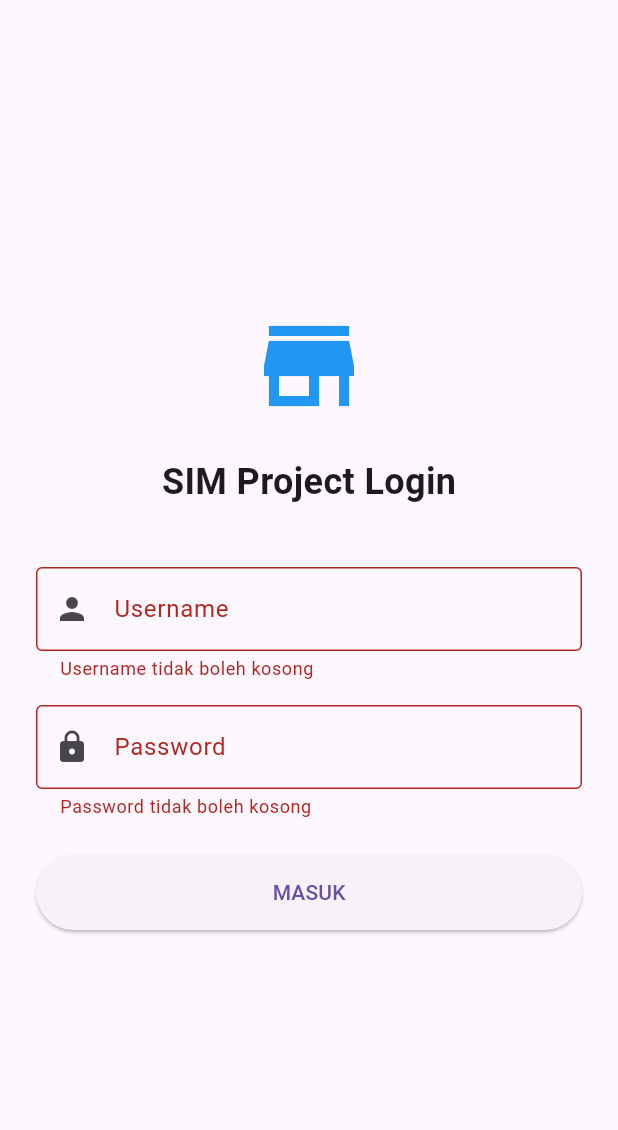
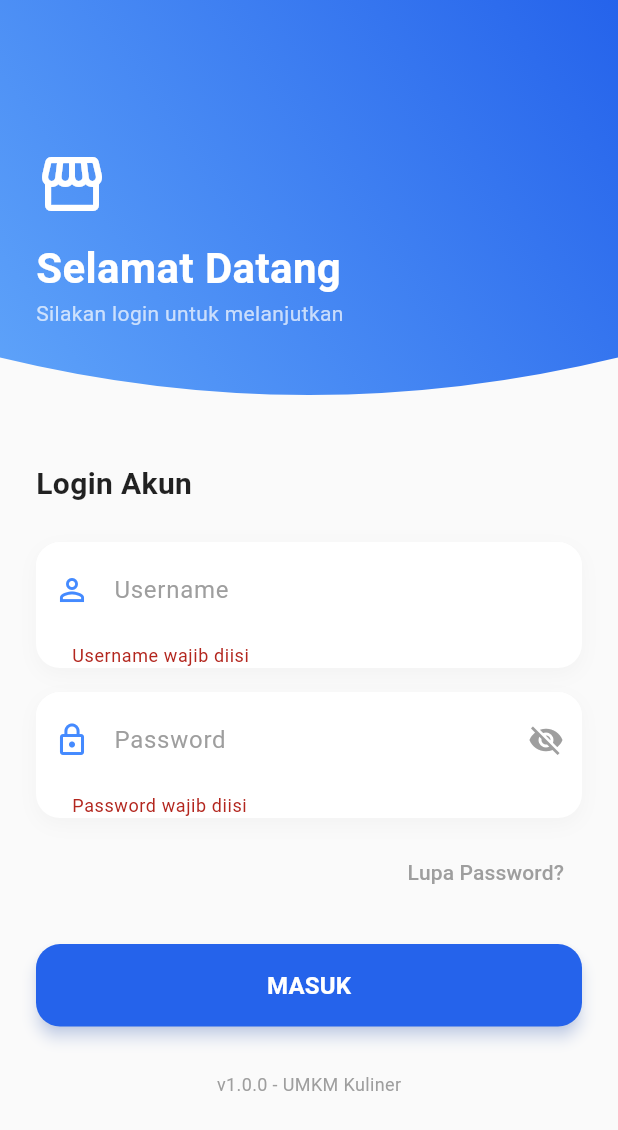
Before and after one commit to Suhardianto-Rimanda/SIMProject-Mobile, a Flutter app: the screen it shows after launch, after a tap on "MASUK", on a phone screen of 412 x 824 dp. Shown: the top 1130 px of the screen. Run offline on Flutter 3.47's test engine with Material 3 defaults, Android fonts, the phone set to English and light mode, and no system bars; our stand-ins replace fl_chart, flutter_dotenv, pdf, printing, shared_preferences; network calls fail.

Commit message:
Auth - Major Update Redesign UI

```diff
--- a/lib/pages/auth/login_page.dart
+++ b/lib/pages/auth/login_page.dart
@@ -13,23 +13,28 @@ class _LoginPageState extends State<LoginPage> {
   final _usernameController = TextEditingController();
   final _passwordController = TextEditingController();
   final _formKey = GlobalKey<FormState>();
+  bool _isPasswordVisible = false;
 
   Future<void> _submitLogin() async {
     if (!_formKey.currentState!.validate()) return;
 
-    final authProvider = Provider.of<AuthProvider>(context, listen: false);
+    // Keyboard dismiss
+    FocusScope.of(context).unfocus();
 
     try {
-      await authProvider.login(
+      await Provider.of<AuthProvider>(context, listen: false).login(
         _usernameController.text,
         _passwordController.text,
       );
-      // Tidak perlu navigasi manual (Navigator.push) di sini
-      // Karena AuthWrapper di main.dart akan mendeteksi perubahan state isAuthenticated
+      // Navigasi ditangani otomatis oleh AuthWrapper via AuthProvider state
     } catch (e) {
       if (!mounted) return;
       ScaffoldMessenger.of(context).showSnackBar(
-        SnackBar(content: Text('Login Gagal: ${e.toString()}')),
+        SnackBar(
+          content: Row(children: [const Icon(Icons.error, color: Colors.white), const SizedBox(width: 8), Expanded(child: Text('Login Gagal: $e'))]),
+          backgroundColor: Colors.red,
+          behavior: SnackBarBehavior.floating,
+        ),
       );
     }
   }
@@ -37,61 +42,191 @@ class _LoginPageState extends State<LoginPage> {
   @override
   Widget build(BuildContext context) {
     final isLoading = Provider.of<AuthProvider>(context).isLoading;
+    final size = MediaQuery.of(context).size;
 
     return Scaffold(
-      body: Center(
-        child: SingleChildScrollView(
-          padding: const EdgeInsets.all(24.0),
+      backgroundColor: Colors.grey[50], // Background bersih
+      body: SingleChildScrollView(
+        child: Column(
+          children: [
+            // --- HEADER SECTION (CURVED BACKGROUND) ---
+            Stack(
+              children: [
+                ClipPath(
+                  clipper: HeaderClipper(),
+                  child: Container(
+                    height: size.height * 0.35,
+                    width: double.infinity,
+                    decoration: const BoxDecoration(
+                      gradient: LinearGradient(
+                        colors: [Color(0xFF2563EB), Color(0xFF60A5FA)], // Biru Modern
+                        begin: Alignment.topRight,
+                        end: Alignment.bottomLeft,
+                      ),
+                    ),
+                  ),
+                ),
+                Positioned(
+                  top: size.height * 0.12,
+                  left: 24,
+                  child: const Column(
+                    crossAxisAlignment: CrossAxisAlignment.start,
+                    children: [
+                      Icon(Icons.storefront, color: Colors.white, size: 48),
+                      SizedBox(height: 12),
+                      Text("Selamat Datang", style: TextStyle(color: Colors.white, fontSize: 28, fontWeight: FontWeight.bold)),
+                      Text("Silakan login untuk melanjutkan", style: TextStyle(color: Colors.white70, fontSize: 14)),
+                    ],
+                  ),
+                )
+              ],
+            ),
+
+            // --- FORM SECTION ---
+            Padding(
+              padding: const EdgeInsets.symmetric(horizontal: 24),
               child: Form(
                 key: _formKey,
                 child: Column(
+                  crossAxisAlignment: CrossAxisAlignment.start,
+                  children: [
+                    const SizedBox(height: 20),
+                    const Text("Login Akun", style: TextStyle(fontSize: 20, fontWeight: FontWeight.bold, color: Colors.black87)),
+                    const SizedBox(height: 24),
+
+                    // Username Field
+                    _buildTextField(
+                      controller: _usernameController,
+                      label: "Username",
+                      icon: Icons.person_outline,
+                      validator: (v) => v!.isEmpty ? "Username wajib diisi" : null,
+                    ),
+
+                    const SizedBox(height: 16),
+
+                    // Password Field
+                    _buildTextField(
+                      controller: _passwordController,
+                      label: "Password",
+                      icon: Icons.lock_outline,
+                      isPassword: true,
+                      isPasswordVisible: _isPasswordVisible,
+                      onTogglePassword: () => setState(() => _isPasswordVisible = !_isPasswordVisible),
+                      validator: (v) => v!.isEmpty ? "Password wajib diisi" : null,
+                    ),
+
+                    const SizedBox(height: 12),
+                    Align(
+                      alignment: Alignment.centerRight,
+                      child: TextButton(
+                        onPressed: () {}, // Fitur Lupa Password (Placeholder)
+                        child: const Text("Lupa Password?", style: TextStyle(color: Colors.grey)),
+                      ),
+                    ),
+
+                    const SizedBox(height: 24),
+
+                    // Login Button with Loading UI
+                    SizedBox(
+                      width: double.infinity,
+                      height: 55,
+                      child: ElevatedButton(
+                        onPressed: isLoading ? null : _submitLogin,
+                        style: ElevatedButton.styleFrom(
+                          backgroundColor: const Color(0xFF2563EB),
+                          foregroundColor: Colors.white,
+                          elevation: 4,
+                          shape: RoundedRectangleBorder(borderRadius: BorderRadius.circular(16)),
+                          shadowColor: const Color(0xFF2563EB).withOpacity(0.4),
+                        ),
+                        child: isLoading
+                            ? const Row(
                           mainAxisAlignment: MainAxisAlignment.center,
                           children: [
-                const Icon(Icons.store, size: 80, color: Colors.blue),
-                const SizedBox(height: 20),
-                const Text(
-                  "SIM Project Login",
-                  style: TextStyle(fontSize: 24, fontWeight: FontWeight.bold),
+                            SizedBox(
+                                height: 20, width: 20,
+                                child: CircularProgressIndicator(color: Colors.white, strokeWidth: 2)
                             ),
-                const SizedBox(height: 40),
-                TextFormField(
-                  controller: _usernameController,
-                  decoration: const InputDecoration(
-                    labelText: 'Username',
-                    border: OutlineInputBorder(),
-                    prefixIcon: Icon(Icons.person),
+                            SizedBox(width: 12),
+                            Text("Memproses...", style: TextStyle(fontSize: 16, fontWeight: FontWeight.bold)),
+                          ],
+                        )
+                            : const Text("MASUK", style: TextStyle(fontSize: 16, fontWeight: FontWeight.bold)),
                       ),
-                  validator: (value) =>
-                  value!.isEmpty ? 'Username tidak boleh kosong' : null,
                     ),
-                const SizedBox(height: 16),
-                TextFormField(
-                  controller: _passwordController,
-                  obscureText: true,
-                  decoration: const InputDecoration(
-                    labelText: 'Password',
-                    border: OutlineInputBorder(),
-                    prefixIcon: Icon(Icons.lock),
+
+                    const SizedBox(height: 30),
+
+                    // Footer
+                    const Center(
+                      child: Text("v1.0.0 - UMKM Kuliner", style: TextStyle(color: Colors.grey, fontSize: 12)),
+                    )
+                  ],
                 ),
-                  validator: (value) =>
-                  value!.isEmpty ? 'Password tidak boleh kosong' : null,
-                ),
-                const SizedBox(height: 24),
-                SizedBox(
-                  width: double.infinity,
-                  height: 50,
-                  child: ElevatedButton(
-                    onPressed: isLoading ? null : _submitLogin,
-                    child: isLoading
-                        ? const CircularProgressIndicator(color: Colors.white)
-                        : const Text('MASUK'),
               ),
             ),
           ],
         ),
       ),
+    );
+  }
+
+  Widget _buildTextField({
+    required TextEditingController controller,
+    required String label,
+    required IconData icon,
+    bool isPassword = false,
+    bool isPasswordVisible = false,
+    VoidCallback? onTogglePassword,
+    String? Function(String?)? validator,
+  }) {
+    return Container(
+      decoration: BoxDecoration(
+        color: Colors.white,
+        borderRadius: BorderRadius.circular(16),
+        boxShadow: [
+          BoxShadow(color: Colors.grey.withOpacity(0.08), blurRadius: 10, offset: const Offset(0, 4)),
+        ],
+      ),
+      child: TextFormField(
+        controller: controller,
+        obscureText: isPassword && !isPasswordVisible,
+        validator: validator,
+        style: const TextStyle(fontSize: 16),
+        decoration: InputDecoration(
+          labelText: label,
+          labelStyle: const TextStyle(color: Colors.grey),
+          prefixIcon: Icon(icon, color: Colors.blueAccent),
+          suffixIcon: isPassword
+              ? IconButton(
+            icon: Icon(isPasswordVisible ? Icons.visibility : Icons.visibility_off, color: Colors.grey),
+            onPressed: onTogglePassword,
+          )
+              : null,
+          border: OutlineInputBorder(borderRadius: BorderRadius.circular(16), borderSide: BorderSide.none),
+          enabledBorder: OutlineInputBorder(borderRadius: BorderRadius.circular(16), borderSide: BorderSide.none),
+          focusedBorder: OutlineInputBorder(borderRadius: BorderRadius.circular(16), borderSide: const BorderSide(color: Colors.blueAccent, width: 1.5)),
+          filled: true,
+          fillColor: Colors.white,
+          contentPadding: const EdgeInsets.symmetric(vertical: 20, horizontal: 20),
         ),
       ),
     );
   }
 }
+
+// Clipper untuk membuat lengkungan di header
+class HeaderClipper extends CustomClipper<Path> {
+  @override
+  Path getClip(Size size) {
+    Path path = Path();
+    path.lineTo(0, size.height - 50);
+    path.quadraticBezierTo(size.width / 2, size.height, size.width, size.height - 50);
+    path.lineTo(size.width, 0);
+    path.close();
+    return path;
+  }
+
+  @override
+  bool shouldReclip(CustomClipper<Path> oldClipper) => false;
+}
--- /dev/null
+++ b/lib/pages/auth/success_splash_page.dart
@@ -0,0 +1,83 @@
+import 'dart:async';
+import 'package:flutter/material.dart';
+import 'package:provider/provider.dart';
+import '../../providers/auth_provider.dart';
+
+class SuccessSplashPage extends StatefulWidget {
+  const SuccessSplashPage({super.key});
+
+  @override
+  State<SuccessSplashPage> createState() => _SuccessSplashPageState();
+}
+
+class _SuccessSplashPageState extends State<SuccessSplashPage> with SingleTickerProviderStateMixin {
+  late AnimationController _controller;
+  late Animation<double> _scaleAnimation;
+
+  @override
+  void initState() {
+    super.initState();
+
+    // Setup Animasi Pop-up
+    _controller = AnimationController(
+      vsync: this,
+      duration: const Duration(milliseconds: 800),
+    );
+    _scaleAnimation = CurvedAnimation(parent: _controller, curve: Curves.elasticOut);
+
+    _controller.forward();
+
+    // Timer untuk pindah ke Home setelah 2 detik
+    Timer(const Duration(seconds: 2), () {
+      Provider.of<AuthProvider>(context, listen: false).completeSplash();
+    });
+  }
+
+  @override
+  void dispose() {
+    _controller.dispose();
+    super.dispose();
+  }
+
+  @override
+  Widget build(BuildContext context) {
+    final userRole = Provider.of<AuthProvider>(context, listen: false).userRole;
+
+    return Scaffold(
+      backgroundColor: Colors.white,
+      body: Center(
+        child: Column(
+          mainAxisAlignment: MainAxisAlignment.center,
+          children: [
+            ScaleTransition(
+              scale: _scaleAnimation,
+              child: Container(
+                padding: const EdgeInsets.all(20),
+                decoration: BoxDecoration(
+                  color: Colors.green[50],
+                  shape: BoxShape.circle,
+                ),
+                child: const Icon(Icons.check_circle, color: Colors.green, size: 80),
+              ),
+            ),
+            const SizedBox(height: 24),
+            Text(
+              "Login Berhasil!",
+              style: Theme.of(context).textTheme.headlineSmall?.copyWith(
+                fontWeight: FontWeight.bold,
+                color: Colors.black87,
+              ),
+            ),
+            const SizedBox(height: 8),
+            Text(
+              "Selamat datang kembali, ${userRole?.toUpperCase()}",
+              style: TextStyle(color: Colors.grey[600]),
+            ),
+            const SizedBox(height: 40),
+            const CircularProgressIndicator(color: Colors.green),
+          ],
+        ),
+      ),
+    );
+  }
+}
--- a/lib/providers/auth_provider.dart
+++ b/lib/providers/auth_provider.dart
@@ -3,62 +3,60 @@ import '../services/auth_service.dart';
 import '../models/user_model.dart';
 
 class AuthProvider with ChangeNotifier {
-  // Gunakan AuthService, bukan ApiService langsung
   final AuthService _authService = AuthService();
 
   bool _isLoading = false;
   bool _isAuthenticated = false;
+  bool _shouldShowSplash = false; // State baru untuk Splash Screen
   String? _userRole;
 
-  // Getter untuk UI
   bool get isLoading => _isLoading;
   bool get isAuthenticated => _isAuthenticated;
+  bool get shouldShowSplash => _shouldShowSplash;
   String? get userRole => _userRole;
 
-  /// Logic Auto Login saat aplikasi dibuka
   Future<bool> tryAutoLogin() async {
     final hasToken = await _authService.hasToken();
-    if (!hasToken) {
-      return false;
-    }
+    if (!hasToken) return false;
 
-    // Ambil role yang tersimpan
     _userRole = await _authService.getSavedRole();
     _isAuthenticated = true;
+    _shouldShowSplash = false; // Auto login tidak perlu splash sukses
     notifyListeners();
     return true;
   }
 
-  /// Logic Login
   Future<void> login(String username, String password) async {
     _isLoading = true;
     notifyListeners();
 
     try {
-      // Panggil AuthService
       final User user = await _authService.login(username, password);
 
-      // Update State di Memori
       _isAuthenticated = true;
       _userRole = user.role;
-
-      print("Login Sukses: ${user.username} sebagai $_userRole");
+      _shouldShowSplash = true; // Trigger Splash Screen setelah login manual sukses
 
     } catch (e) {
       _isAuthenticated = false;
-      print("Login Error di Provider: $e");
-      rethrow; // Lempar ke UI (Login Page) agar muncul Snackbar
+      rethrow;
     } finally {
       _isLoading = false;
       notifyListeners();
     }
   }
 
-  /// Logic Logout
+  // Fungsi untuk mematikan splash screen setelah animasi selesai
+  void completeSplash() {
+    _shouldShowSplash = false;
+    notifyListeners();
+  }
+
   Future<void> logout() async {
     await _authService.logout();
     _isAuthenticated = false;
     _userRole = null;
+    _shouldShowSplash = false;
     notifyListeners();
   }
 }
```
Lines whose indentation alone changed are shown as unchanged.
